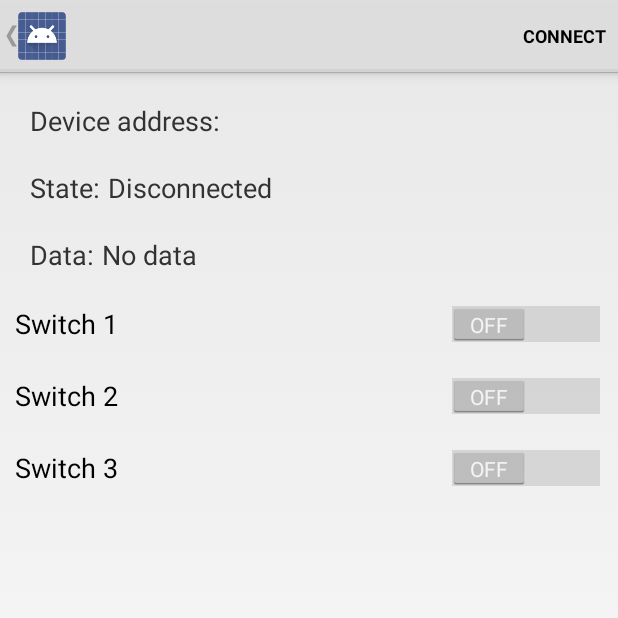
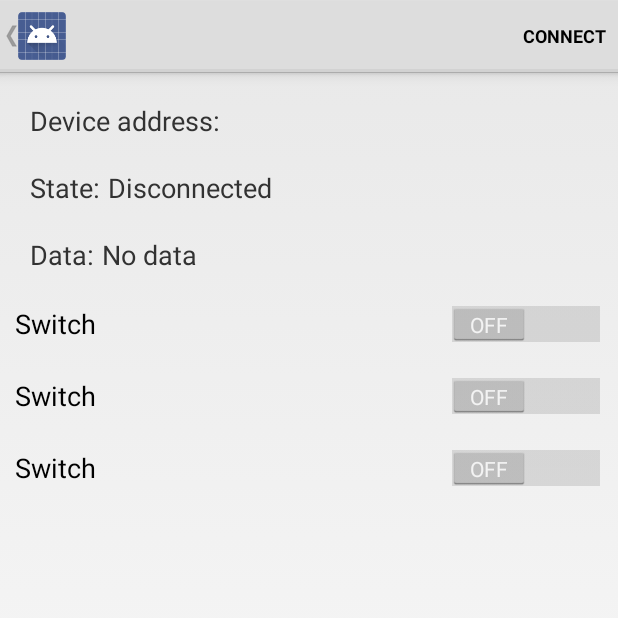
Before and after one commit to weifxn/BLE-Switch-App, an Android app: the MainActivity screen opened directly, with no data from a screen before it, after a tap on an icon or button, on a phone screen of 412 x 824 dp, the top half of it. Run offline under Robolectric (Android 15) with nearby library versions, the phone set to English and light mode, and no system bars; 3 statements that could not run were skipped.

Commit message:
modify value xml for string

```diff
--- a/app/src/main/res/layout/gatt_services_characteristics.xml
+++ b/app/src/main/res/layout/gatt_services_characteristics.xml
@@ -89,8 +89,8 @@
             android:layout_height="match_parent"
             android:layout_weight="1"
             android:background="@android:color/transparent"
-            android:text="Switch 1"
-            android:gravity="center_vertical|left"/>
+            android:text="@string/switch_name"
+            android:gravity="center_vertical|start"/>
 
         <Switch
             android:id="@+id/switch1"
@@ -112,8 +112,8 @@
             android:layout_height="match_parent"
             android:layout_weight="1"
             android:background="@android:color/transparent"
-            android:text="Switch 2"
-            android:gravity="center_vertical|left"/>
+            android:text="@string/switch_name"
+            android:gravity="center_vertical|start"/>
 
         <Switch
             android:id="@+id/switch2"
@@ -135,8 +135,8 @@
             android:layout_height="match_parent"
             android:layout_weight="1"
             android:background="@android:color/transparent"
-            android:text="Switch 3"
-            android:gravity="center_vertical|left"/>
+            android:text="@string/switch_name"
+            android:gravity="center_vertical|start"/>
 
         <Switch
             android:id="@+id/switch3"
--- a/app/src/main/res/values/strings.xml
+++ b/app/src/main/res/values/strings.xml
@@ -7,11 +7,12 @@
     <string name="no_data">No data</string>
     <string name="connected">Connected</string>
     <string name="disconnected">Disconnected</string>
-    <string name="title_devices">BLE Device Scan</string>
+    <string name="title_devices">Select Device</string>
     <string name="error_bluetooth_not_supported">Bluetooth not supported.</string>
-    <string name="unknown_device">Unknown device</string>
+    <string name="unknown_device">-</string>
     <string name="unknown_characteristic">Unknown characteristic</string>
     <string name="unknown_service">Unknown service</string>
+    <string name="switch_name">Switch</string>
     <!-- Menu items -->
     <string name="menu_connect">Connect</string>
     <string name="menu_disconnect">Disconnect</string>
```
